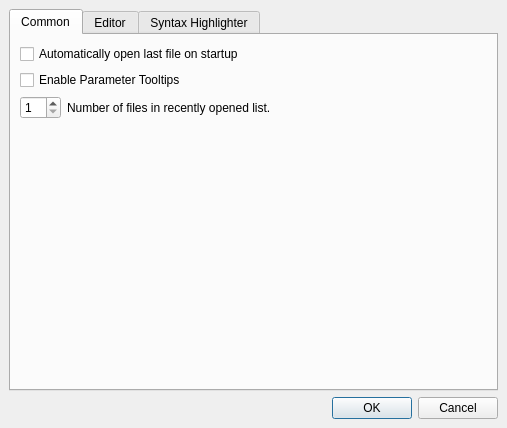
This is src/UiGuiSettingsDialog.ui in danblakemore/universal-indent-gui as Qt 5 draws it before an edit. The edited form follows.
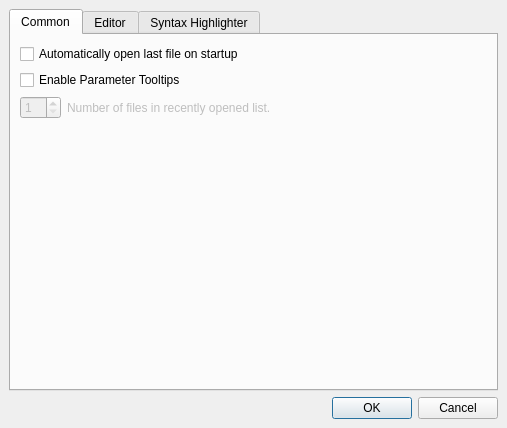
This is the edited form. Icons and pictures are not drawn.

Commit message: Added some icons for the settings dialog.

The edit to the form file:
```diff
--- a/src/UiGuiSettingsDialog.ui
+++ b/src/UiGuiSettingsDialog.ui
@@ -62,6 +62,9 @@
          </property>
          <item>
           <widget class="QSpinBox" name="uiGuiRecentlyOpenedListSize" >
+           <property name="enabled" >
+            <bool>false</bool>
+           </property>
            <property name="sizePolicy" >
             <sizepolicy>
              <hsizetype>0</hsizetype>
@@ -83,6 +86,9 @@
          </item>
          <item>
           <widget class="QLabel" name="labelRecentlyOpenedListSize" >
+           <property name="enabled" >
+            <bool>false</bool>
+           </property>
            <property name="text" >
             <string>Number of files in recently opened list.</string>
            </property>
```
Left out of the diff: 25 changed lines with no effect on the pictures. The commit also changes 5 other files.
